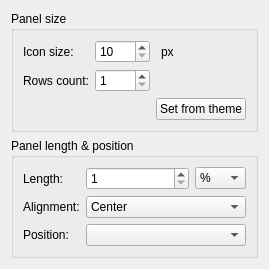
Old version of the form panel/config/configpaneldialog.ui in the repository lxqt/lxqt-panel.
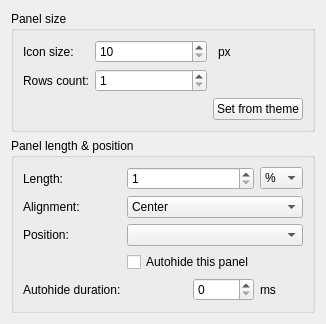
New version of the form.

Commit message: Implemented a autohide function for the panel. (#134) Configure using Configure Panel dialog. Using X11 events map and unmap to see if there has been added any additional dialo Use the slot autoHidePermanentLock and Unlock respectively to tell the panel not to hide/unhide. Animation can be disabled by selecting 0ms for animation duration. From plugin-mount and plugin-volume the realign function has been removed.

```diff
--- a/panel/config/configpaneldialog.ui
+++ b/panel/config/configpaneldialog.ui
@@ -156,6 +156,37 @@
       <item row="2" column="1" colspan="3">
        <widget class="QComboBox" name="comboBox_position"/>
       </item>
+      <item row="3" column="1" colspan="2">
+	<widget class="QCheckBox" name="checkBox_autohideTb">
+        <property name="text">
+         <string>Autohide this panel</string>
+        </property>
+       </widget>
+      </item>
+      <item row="4" column="0">
+	 <widget class="QLabel" name="label_autohideDelay">
+        <property name="text">
+         <string>Autohide duration:</string>
+        </property>
+       </widget>
+      </item>
+      <item row="4" column="2">
+	<widget class="QSpinBox" name="spinBox_autohideDuration">
+        <property name="minimum">
+         <number>0</number>
+        </property>
+        <property name="maximum">
+         <number>10000</number>
+        </property>
+       </widget>
+      </item>
+     <item row="4" column="3">
+	<widget class="QLabel" name="label_autohideMs">
+        <property name="text">
+         <string>ms</string>
+        </property>
+       </widget>
+      </item>
      </layout>
     </widget>
    </item>
```
The commit also changes 16 other files.
